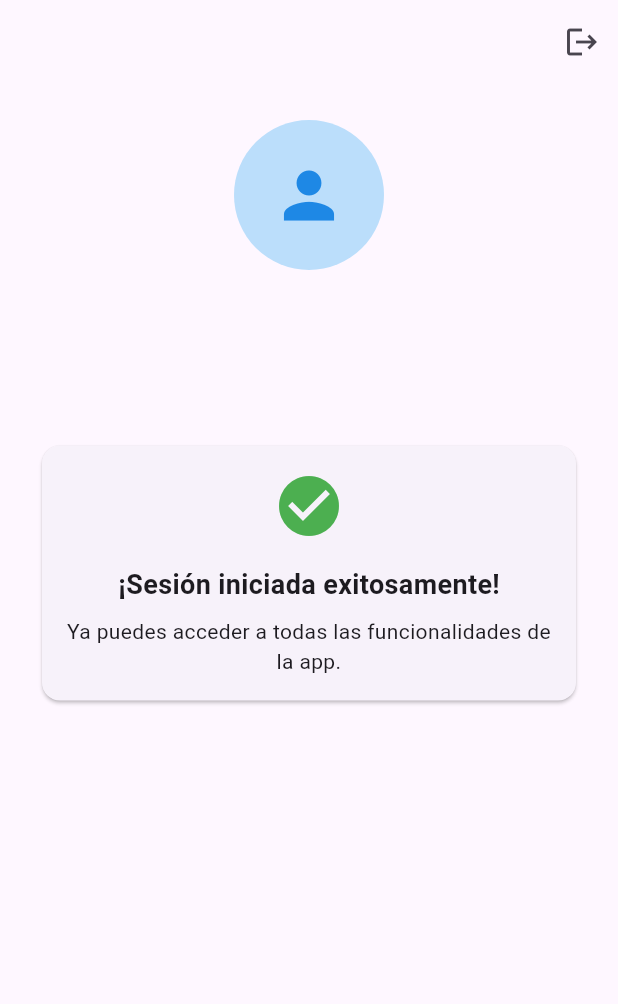
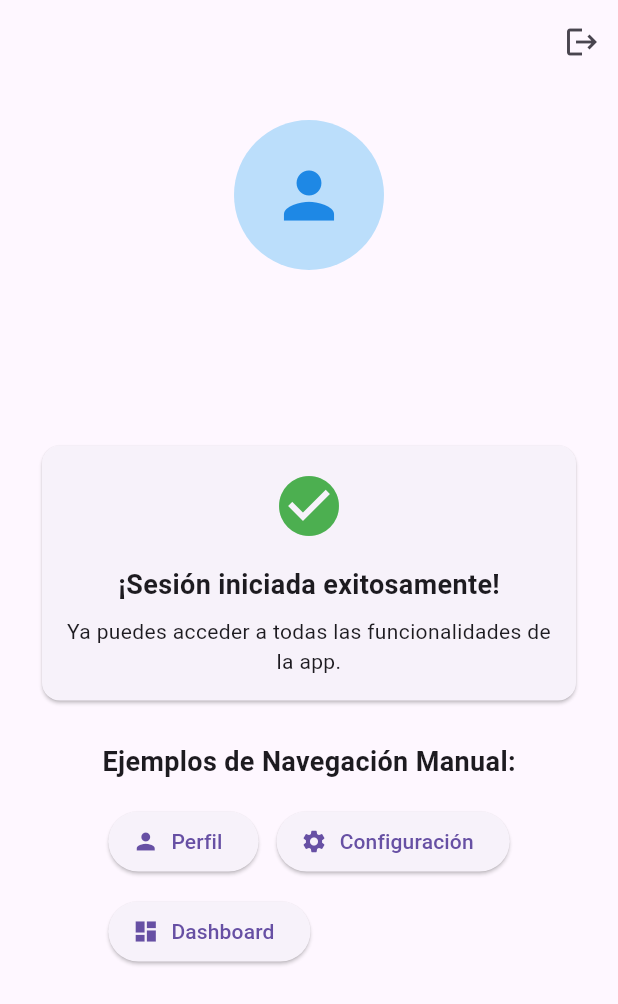
Before and after one commit to GersonD12/CGspp, a Flutter app: the screen it shows once a user with an empty profile is signed in, on a phone screen of 412 x 824 dp. Shown: the top 1004 px of the screen. Run offline on Flutter 3.47's test engine with Material 3 defaults, Android fonts, the phone set to English and light mode, and no system bars; our stand-ins replace firebase_auth, firebase_core, flutter_riverpod, get_it, google_sign_in; accounts and stored records are empty; generated files the repository leaves out were written again.

Commit message:
manejo de rutas

```diff
--- a/lib/app/routes/routes.dart
+++ b/lib/app/routes/routes.dart
@@ -1,8 +1,28 @@
 import 'package:flutter/material.dart';
 
-// Las rutas ahora se manejan automáticamente con Riverpod
-// basándose en el estado de autenticación
+// Sistema de rutas híbrido:
+// - Navegación automática para autenticación (login/home)
+// - Navegación manual para otras pantallas
 final routes = <String, WidgetBuilder>{
-  // Rutas adicionales pueden agregarse aquí si es necesario
-  // Por ejemplo, para navegación manual entre pantallas
+  // Rutas para navegación manual (descomenta cuando crees las pantallas)
+  // '/profile': (context) => const ProfileScreen(),
+  // '/settings': (context) => const SettingsScreen(),
+  // '/dashboard': (context) => const DashboardScreen(),
+  // '/details': (context) => const DetailsScreen(),
+
+  // Nota: / y /home se manejan automáticamente con Riverpod
+  // en el App widget basándose en el estado de autenticación
 };
+
+// Constantes para rutas (evita errores de tipeo)
+class AppRoutes {
+  // Rutas para navegación manual (descomenta cuando crees las pantallas)
+  // static const String profile = '/profile';
+  // static const String settings = '/settings';
+  // static const String dashboard = '/dashboard';
+  // static const String details = '/details';
+
+  // Rutas de autenticación (manejadas automáticamente)
+  static const String login = '/'; // Solo para referencia
+  static const String home = '/home'; // Solo para referencia
+}
--- a/lib/app/view/app.dart
+++ b/lib/app/view/app.dart
@@ -1,3 +1,4 @@
+import 'package:calet/app/routes/routes.dart';
 import 'package:calet/core/providers/config_provider.dart';
 import 'package:calet/core/providers/session_provider.dart';
 import 'package:calet/features/auth/screen/google_login_screen.dart';
@@ -16,6 +17,9 @@ class App extends ConsumerWidget {
     return MaterialApp(
       debugShowCheckedModeBanner: false,
       theme: config.theme,
+      // Rutas para navegación manual
+      routes: routes,
+      // Navegación automática para autenticación
       home: session.when(
         data: (user) {
           if (user != null) {
--- a/lib/features/auth/screen/home_screen.dart
+++ b/lib/features/auth/screen/home_screen.dart
@@ -104,6 +104,60 @@ class HomeScreen extends ConsumerWidget {
                     ),
                   ),
                 ),
+                const SizedBox(height: 24),
+                // Ejemplos de navegación manual
+                const Text(
+                  'Ejemplos de Navegación Manual:',
+                  style: TextStyle(
+                    fontSize: 18,
+                    fontWeight: FontWeight.bold,
+                  ),
+                ),
+                const SizedBox(height: 16),
+                Wrap(
+                  spacing: 12,
+                  runSpacing: 12,
+                  children: [
+                    ElevatedButton.icon(
+                      onPressed: () {
+                        // Ejemplo de navegación manual
+                        ScaffoldMessenger.of(context).showSnackBar(
+                          const SnackBar(
+                            content: Text('Navegación manual a /profile'),
+                          ),
+                        );
+                        // Cuando crees ProfileScreen, descomenta esto:
+                        // Navigator.pushNamed(context, AppRoutes.profile);
+                      },
+                      icon: const Icon(Icons.person),
+                      label: const Text('Perfil'),
+                    ),
+                    ElevatedButton.icon(
+                      onPressed: () {
+                        ScaffoldMessenger.of(context).showSnackBar(
+                          const SnackBar(
+                            content: Text('Navegación manual a /settings'),
+                          ),
+                        );
+                        // Navigator.pushNamed(context, AppRoutes.settings);
+                      },
+                      icon: const Icon(Icons.settings),
+                      label: const Text('Configuración'),
+                    ),
+                    ElevatedButton.icon(
+                      onPressed: () {
+                        ScaffoldMessenger.of(context).showSnackBar(
+                          const SnackBar(
+                            content: Text('Navegación manual a /dashboard'),
+                          ),
+                        );
+                        // Navigator.pushNamed(context, AppRoutes.dashboard);
+                      },
+                      icon: const Icon(Icons.dashboard),
+                      label: const Text('Dashboard'),
+                    ),
+                  ],
+                ),
               ],
             ),
           ),
```
Also changed, not shown: 1 other file.
